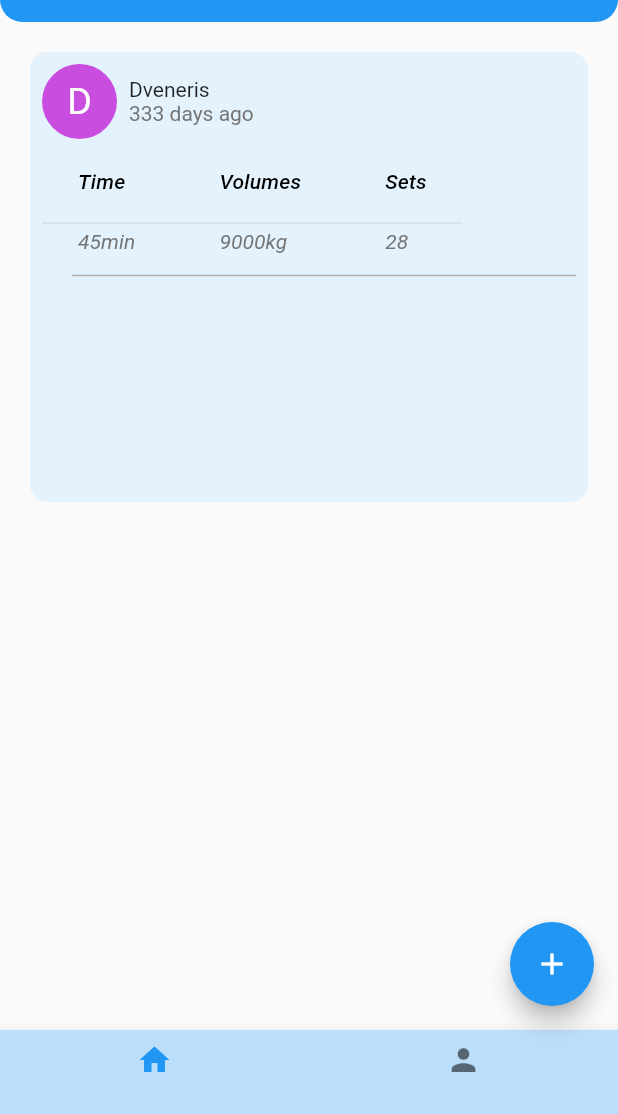
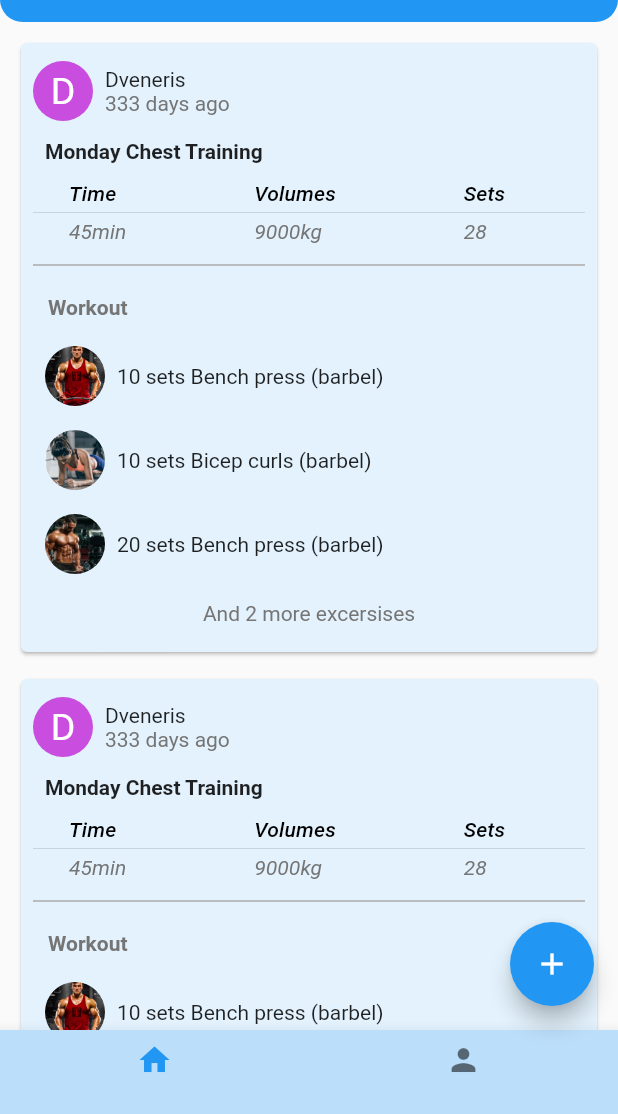
Before and after one commit to DVeneris/training_logger, a Flutter app: the screen it shows after launch, on a phone screen of 412 x 824 dp, the part 122-1236 px from its top. Run offline on Flutter 3.47's test engine with Material 2 defaults, Android fonts, the light colour scheme and no system bars.

Commit message:
finished card

```diff
--- a/lib/main.dart
+++ b/lib/main.dart
@@ -1,4 +1,5 @@
 import 'package:flutter/material.dart';
+import 'package:training_tracker/widgets/home_card.dart';
 
 void main() {
   runApp(const MyApp());
@@ -77,119 +78,23 @@ class _MyHomePageState extends State<MyHomePage> {
             )),
       ),
       body: Center(
-        //ginetai kai me Card(), na dokimasw kai expansed
         child: Column(
           mainAxisAlignment: MainAxisAlignment.center,
           children: [
             Expanded(
-                child: ListView(scrollDirection: Axis.vertical, children: [
-              Padding(
-                padding: const EdgeInsets.only(
-                  top: 20.0,
-                  left: 20.0,
-                  right: 20.0,
-                ),
-                child: Container(
-                  height: 300,
-                  decoration: BoxDecoration(
-                    borderRadius: BorderRadius.circular(12),
-                    color: Colors.blue[50],
-                  ),
-                  child: Padding(
-                    padding: const EdgeInsets.all(8.0),
-                    child: Column(children: [
-                      Row(
-                        children: [
-                          const CircleAvatar(
-                            backgroundColor: Color.fromARGB(255, 201, 78, 223),
-                            radius: 25,
-                            child: Text(
-                              "D",
-                              style:
-                                  TextStyle(color: Colors.white, fontSize: 25),
-                            ),
-                          ),
-                          Padding(
-                            padding: const EdgeInsets.all(8.0),
-                            child: Column(
-                              crossAxisAlignment: CrossAxisAlignment.start,
-                              children: [
-                                const Text(
-                                  "Dveneris",
-                                  textAlign: TextAlign.left,
-                                ),
-                                Text(
-                                  "333 days ago",
-                                  style: TextStyle(color: Colors.grey.shade600),
-                                ),
-                              ],
-                            ),
-                          )
-                        ],
-                      ),
-                      Row(
-                        crossAxisAlignment: CrossAxisAlignment.center,
-                        mainAxisAlignment: MainAxisAlignment.spaceBetween,
-                        children: [
-                          DataTable(
-                            dividerThickness: 0,
-                            dataRowHeight: 25,
-                            dataTextStyle: TextStyle(
-                                fontStyle: FontStyle.italic,
-                                color: Colors.grey.shade600),
-                            columns: const <DataColumn>[
-                              DataColumn(
-                                label: Expanded(
-                                  child: Text(
-                                    'Time',
-                                    style:
-                                        TextStyle(fontStyle: FontStyle.italic),
-                                  ),
-                                ),
-                              ),
-                              DataColumn(
-                                label: Expanded(
-                                  child: Text(
-                                    'Volumes',
-                                    style:
-                                        TextStyle(fontStyle: FontStyle.italic),
-                                  ),
-                                ),
-                              ),
-                              DataColumn(
-                                label: Expanded(
-                                  child: Text(
-                                    'Sets',
-                                    style:
-                                        TextStyle(fontStyle: FontStyle.italic),
-                                  ),
-                                ),
-                              ),
-                            ],
-                            rows: const <DataRow>[
-                              DataRow(
-                                cells: <DataCell>[
-                                  DataCell(Text('45min')),
-                                  DataCell(Text('9000kg')),
-                                  DataCell(Text('28')),
-                                ],
-                              ),
-                            ],
-                          ),
-                        ],
-                      ),
-                      Divider(
-                        height: 20,
-                        thickness: 1,
-                        indent: 20,
-                        endIndent: 0,
-                        color: Color.fromARGB(255, 173, 172, 172),
-                      ),
-                    ]),
-                  ),
-                ),
+              child: ListView(
+                scrollDirection: Axis.vertical,
+                children: const [
+                  HomeCard(),
+                  HomeCard(),
+                  HomeCard(),
+                  HomeCard(),
+                  HomeCard(),
+                  HomeCard(),
+                  HomeCard(),
+                ],
               ),
-            ]))
+            )
           ],
         ),
       ),
--- /dev/null
+++ b/lib/widgets/home_card.dart
@@ -0,0 +1,210 @@
+import 'package:flutter/material.dart';
+
+class HomeCard extends StatelessWidget {
+  const HomeCard({super.key});
+
+  @override
+  Widget build(BuildContext context) {
+    return Padding(
+      padding: const EdgeInsets.only(
+        top: 10.0,
+        left: 10.0,
+        right: 10.0,
+      ),
+      child: Card(
+        color: Colors.blue[50],
+        child: Padding(
+          padding: const EdgeInsets.all(8.0),
+          child: Column(children: [
+            Row(
+              children: [
+                const CircleAvatar(
+                  backgroundColor: Color.fromARGB(255, 201, 78, 223),
+                  maxRadius: 20,
+                  minRadius: 10,
+                  child: Text(
+                    "D",
+                    style: TextStyle(color: Colors.white, fontSize: 25),
+                  ),
+                ),
+                Padding(
+                  padding: const EdgeInsets.all(8.0),
+                  child: Column(
+                    crossAxisAlignment: CrossAxisAlignment.start,
+                    children: [
+                      const Text(
+                        "Dveneris",
+                        textAlign: TextAlign.left,
+                      ),
+                      Text(
+                        "333 days ago",
+                        style: TextStyle(color: Colors.grey.shade600),
+                      ),
+                    ],
+                  ),
+                )
+              ],
+            ),
+            Row(
+              children: const [
+                Padding(
+                  padding: EdgeInsets.all(8.0),
+                  child: Text(
+                    "Monday Chest Training",
+                    style: TextStyle(fontWeight: FontWeight.bold),
+                  ),
+                )
+              ],
+            ),
+            Row(
+              crossAxisAlignment: CrossAxisAlignment.center,
+              mainAxisAlignment: MainAxisAlignment.spaceBetween,
+              children: [
+                Expanded(
+                  child: DataTable(
+                    dividerThickness: 0,
+                    dataRowHeight: 25,
+                    headingRowHeight: 25,
+                    dataTextStyle: TextStyle(
+                      fontStyle: FontStyle.italic,
+                      color: Colors.grey.shade600,
+                    ),
+                    columns: const <DataColumn>[
+                      DataColumn(
+                        label: Expanded(
+                          child: Text(
+                            'Time',
+                            style: TextStyle(fontStyle: FontStyle.italic),
+                          ),
+                        ),
+                      ),
+                      DataColumn(
+                        label: Expanded(
+                          child: Text(
+                            'Volumes',
+                            style: TextStyle(fontStyle: FontStyle.italic),
+                          ),
+                        ),
+                      ),
+                      DataColumn(
+                        label: Expanded(
+                          child: Text(
+                            'Sets',
+                            style: TextStyle(fontStyle: FontStyle.italic),
+                          ),
+                        ),
+                      ),
+                    ],
+                    rows: const <DataRow>[
+                      DataRow(
+                        cells: <DataCell>[
+                          DataCell(Text('45min')),
+                          DataCell(Text('9000kg')),
+                          DataCell(Text('28')),
+                        ],
+                      ),
+                    ],
+                  ),
+                ),
+              ],
+            ),
+            const Divider(
+              height: 20,
+              thickness: 1,
+              indent: 0,
+              endIndent: 0,
+              color: Color.fromARGB(255, 173, 172, 172),
+            ),
+            Row(
+              children: [
+                Padding(
+                  padding: const EdgeInsets.all(10.0),
+                  child: Text(
+                    "Workout",
+                    style: TextStyle(
+                        color: Colors.grey.shade600,
+                        fontWeight: FontWeight.bold),
+                  ),
+                ),
+              ],
+            ),
+            Padding(
+              padding: const EdgeInsets.all(8.0),
+              child: Row(
+                children: const [
+                  CircleAvatar(
+                    maxRadius: 20,
+                    minRadius: 10,
+                    backgroundImage: AssetImage("assets/a.jpg"),
+                    backgroundColor: Colors.transparent,
+                  ),
+                  Expanded(
+                    child: Padding(
+                      padding: EdgeInsets.all(8.0),
+                      child: Text("10 sets Bench press (barbel)"),
+                    ),
+                  )
+                ],
+              ),
+            ),
+            Padding(
+              padding: const EdgeInsets.all(8.0),
+              child: Row(
+                children: const [
+                  CircleAvatar(
+                    maxRadius: 20,
+                    minRadius: 10,
+                    backgroundImage: AssetImage("assets/b.jpg"),
+                    backgroundColor: Colors.transparent,
+                  ),
+                  Expanded(
+                    child: Padding(
+                      padding: EdgeInsets.all(8.0),
+                      child: Text("10 sets Bicep curls (barbel)"),
+                    ),
+                  )
+                ],
+              ),
+            ),
+            Padding(
+              padding: const EdgeInsets.all(8.0),
+              child: Row(
+                children: const [
+                  CircleAvatar(
+                    maxRadius: 20,
+                    minRadius: 10,
+                    backgroundImage: AssetImage("assets/C.jpg"),
+                    backgroundColor: Colors.transparent,
+                  ),
+                  Expanded(
+                    child: Padding(
+                      padding: EdgeInsets.all(8.0),
+                      child: Text("20 sets Bench press (barbel)"),
+                    ),
+                  )
+                ],
+              ),
+            ),
+            Row(
+              children: [
+                Expanded(
+                  child: Padding(
+                    padding: const EdgeInsets.all(10.0),
+                    child: Center(
+                      child: Text(
+                        "And 2 more excersises",
+                        style: TextStyle(
+                          color: Colors.grey.shade600,
+                        ),
+                      ),
+                    ),
+                  ),
+                ),
+              ],
+            ),
+          ]),
+        ),
+      ),
+    );
+  }
+}
```
Also changed, not shown: pubspec.yaml (+5 -7 lines), assets/C.jpg (added), assets/D.jpg (added), assets/a.jpg (added), assets/b.jpg (added).
